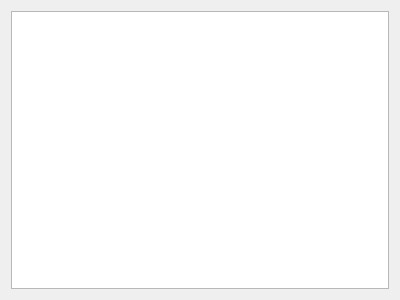
Old version of the form ui/text_report.ui in the repository eremeykin/ectgui2.
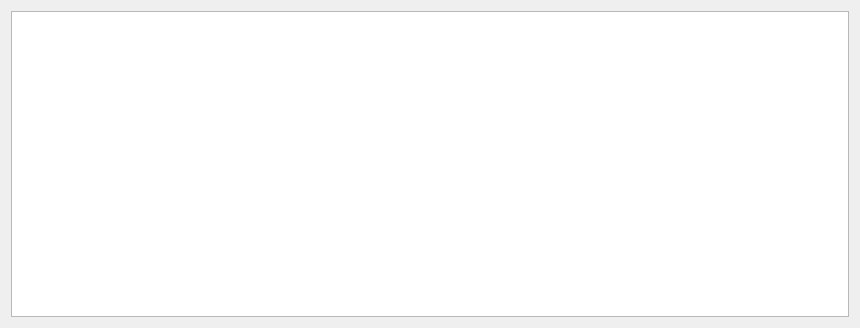
New version of the form.

Commit message: Working on text report

What changed in the file:
```diff
--- a/ui/text_report.ui
+++ b/ui/text_report.ui
@@ -6,8 +6,8 @@
    <rect>
     <x>0</x>
     <y>0</y>
-    <width>400</width>
-    <height>300</height>
+    <width>860</width>
+    <height>328</height>
    </rect>
   </property>
   <property name="windowTitle">
@@ -16,6 +16,9 @@
   <layout class="QGridLayout" name="gridLayout">
    <item row="0" column="0">
     <widget class="QTextBrowser" name="text_browser">
+     <property name="lineWrapMode">
+      <enum>QTextEdit::NoWrap</enum>
+     </property>
      <property name="html">
       <string>&lt;!DOCTYPE HTML PUBLIC &quot;-//W3C//DTD HTML 4.0//EN&quot; &quot;http://www.w3.org/TR/REC-html40/strict.dtd&quot;&gt;
 &lt;html&gt;&lt;head&gt;&lt;meta name=&quot;qrichtext&quot; content=&quot;1&quot; /&gt;&lt;style type=&quot;text/css&quot;&gt;
```
Left out of the diff: 2 changed lines with no effect on the pictures. The commit also changes 4 other files.
